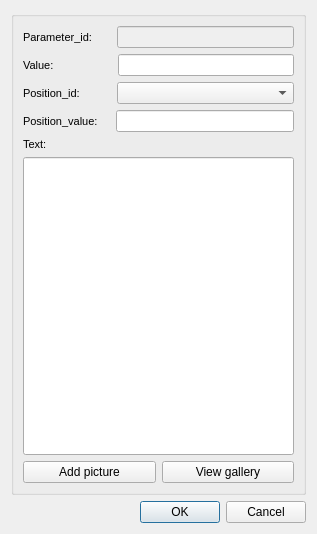
This is ui/event_ud_arc_standard.ui in Giswater/giswater_qgis_plugin as Qt 5 draws it before an edit. The edited form follows.
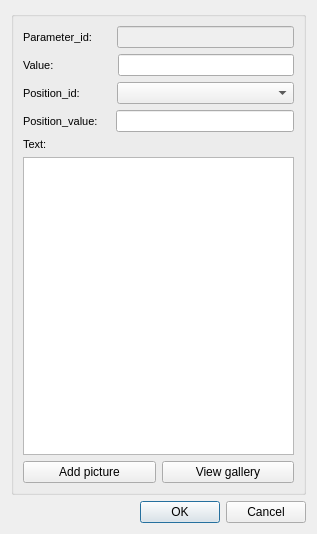
This is the edited form.

Commit message: New dynamic forms

Diff of the .ui file:
```diff
--- a/ui/event_ud_arc_standard.ui
+++ b/ui/event_ud_arc_standard.ui
@@ -224,17 +224,7 @@
        </widget>
       </item>
       <item>
-       <widget class="QLineEdit" name="text">
-        <property name="sizePolicy">
-         <sizepolicy hsizetype="Expanding" vsizetype="Expanding">
-          <horstretch>0</horstretch>
-          <verstretch>0</verstretch>
-         </sizepolicy>
-        </property>
-        <property name="frame">
-         <bool>true</bool>
-        </property>
-       </widget>
+       <widget class="QTextEdit" name="text"/>
       </item>
       <item>
        <layout class="QHBoxLayout" name="horizontalLayout_5">
```
Left out of the diff: 1 changed line with no effect on the pictures. The commit also changes 5 other files.
